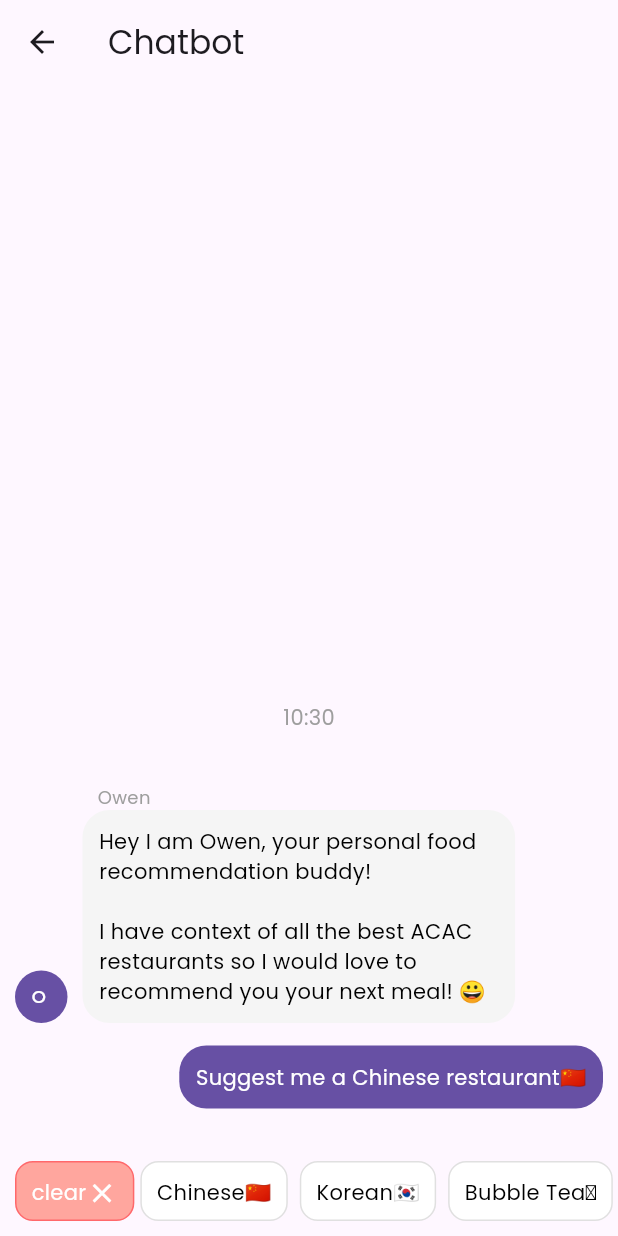
After one commit to rodnnnney/ACAC, a Flutter app: the Chat screen opened by its route, after a tap on "Chinese🇨🇳", on a phone screen of 412 x 824 dp. The commit adds this screen. Run offline on Flutter 3.47's test engine with Material 3 defaults, Android fonts, the phone set to English and light mode, and no system bars; drawn by our look-alikes of dash_chat_2; our stand-ins replace animated_text_kit, cached_network_image, delightful_toast, flutter_dotenv, flutter_gemini, flutter_riverpod and 8 more; missing offline and left inert: amplify_api, amplify_auth_cognito, amplify_authenticator, amplify_core, amplify_flutter, amplify_storage_s3 and 3 more; accounts and stored records are empty; generated files the repository leaves out were written again.

Commit message:
chat bot v1

```diff
--- /dev/null
+++ b/lib/common/consts/prompt.dart
@@ -0,0 +1,140 @@
+String jsonText = '''
+
+Hey Gemini! Pretend you were a food critic, from the following list of restaurants, recommend me a restaurant:
+Do not mention aws_card_match, that is not relevant data for user, do not
+forget to mention the link as well
+[
+    {
+        "restaurant_name": "Pho lady",
+        "address_of_restaurant": "280 Elgin St,",
+        "rating": "4.6",
+        "review_num": "66",
+        "cusine_type": ["Vietnamese", "Pho", "Noodle"],
+        "average_cost_per_person": "~\$20 CAD",
+        "discount" : "10%",
+        "aws_card_match": "Pho_Lady"
+    },
+    {
+        "restaurant_name": "Dakogi Elgin",
+        "address_of_restaurant": "280 Elgin St",
+        "rating": "3.9",
+        "review_num": "720",
+        "cusine_type": ["Korean", "Fried Chicken"],
+        "average_cost_per_person": "~\$20 CAD",
+        "discount" : "10%",
+        "aws_card_match": "Dakogi_Elgin"
+    },
+    {
+        "restaurant_name": "La Noodle",
+        "address_of_restaurant": "1383 Clyde Ave",
+        "rating": "3.2",
+        "review_num": "132",
+        "cusine_type": ["Chinese", "Noodle"],
+        "average_cost_per_person": "~\$20 CAD",
+        "discount" : "10%",
+        "aws_card_match": "La_Noodle"
+    },
+    {
+        "restaurant_name": "Chatime",
+        "address_of_restaurant": "695 Somerset St",
+        "rating": "4.4",
+        "review_num": "123",
+        "cusine_type": ["Bubble Tea", "Desert"],
+        "average_cost_per_person": "~\$10 CAD",
+        "discount" : "10%",
+        "aws_card_match": "Chatime"
+    },
+    {
+        "restaurant_name": "Dakogi Marketplace",
+        "address_of_restaurant": "80 Marketplace Ave",
+        "rating": "4.1",
+        "review_num": "104",
+        "cusine_type": ["Korean", "Fried Chicken"],
+        "average_cost_per_person": "~\$20 CAD",
+        "discount" : "10%",
+        "aws_card_match": "Dakogi_Marketplace"
+    },
+    {
+        "restaurant_name": "Friends&KTV",
+        "address_of_restaurant": "1430 Prince of Wales",
+        "rating": "3.7",
+        "review_num": "73",
+        "cusine_type": ["Chinese"],
+        "average_cost_per_person": "~\$20 CAD",
+        "discount" : "10%",
+        "aws_card_match": "Friends&KTV"
+    },
+    {
+        "restaurant_name": "Pomelo Hat",
+        "address_of_restaurant": "1196 Bank St",
+        "rating": "4.7",
+        "review_num": "197",
+        "cusine_type": ["Bubble Tea"],
+        "average_cost_per_person": "~\$10 CAD",
+        "discount" : "10%",
+        "aws_card_match": "Pomelo_Hat"
+    },
+    {
+        "restaurant_name": "Fuwa Fuwa",
+        "address_of_restaurant": "1200 St. Laurent Blvd",
+        "rating": "3.9",
+        "review_num": "83",
+        "cusine_type": ["Desert", "Pancakes"],
+        "average_cost_per_person": "~\$20 CAD",
+        "discount" : "10%",
+        "aws_card_match": "Fuwa_Fuwa"
+    },
+    {
+        "restaurant_name": "Shuyi Tealicious",
+        "address_of_restaurant": "1400 Clyde Ave",
+        "rating": "4.3",
+        "review_num": "61",
+        "cusine_type": ["Bubble Tea", "Drinks"],
+        "average_cost_per_person": "~\$10 CAD",
+        "discount" : "10%",
+        "aws_card_match": "Shuyi_Tealicious"
+    },
+    {
+        "restaurant_name": "Gongfu Bao",
+        "address_of_restaurant": "365 Bank St",
+        "rating": "4.6",
+        "review_num": "968",
+        "cusine_type": ["Chinese", "Bao"],
+        "average_cost_per_person": "~\$25 CAD",
+        "discount" : "10%",
+        "aws_card_match": "Gongfu_Bao"
+    },
+    {
+        "restaurant_name": "Hot Star Chicken",
+        "address_of_restaurant": "412 Dalhousie St",
+        "rating": "4.1",
+        "review_num": "109",
+        "cusine_type": ["Korean", "Fried Chicken"],
+        "average_cost_per_person": "~\$15 CAD",
+        "discount" : "10%",
+        "aws_card_match": "Hot_Star_Chicken"
+    },
+    {
+        "restaurant_name": "Kinton Ramen",
+        "address_of_restaurant": "216 Elgin St #2",
+        "rating": "4.8",
+        "review_num": "1569",
+        "cusine_type": ["Japanese", "Noodle"],
+        "average_cost_per_person": "~\$25 CAD",
+        "discount" : "10%",
+        "aws_card_match": "kinton_ramen"
+    },
+]
+Structure the response like this:
+
+Based on your request, I suggest:
+
+Restaurant: restaurant_name 🏠
+Address: address_of_restaurant 📍
+Rating: restaurant_rating ⭐️
+Number of Reviews: review_num 🗣️
+Average Cost/person: average_cost _per_person 💸
+ACAC Discount: discount 🏷️
+
+Always say, is there anything else I can help with at the very end.
+''';
--- a/lib/common/routing/routes.dart
+++ b/lib/common/routing/routes.dart
@@ -1,3 +1,4 @@
+import 'package:ACAC/features/chat/chat.dart';
 import 'package:ACAC/features/home/helper_widgets/food_sort/sort_by_rating.dart';
 import 'package:ACAC/features/home/history.dart';
 import 'package:ACAC/features/home/home.dart';
@@ -14,6 +15,7 @@ final appRoutes = <String, WidgetBuilder>{
   QrCodeGen.id: (context) => const QrCodeGen(),
   QRViewExample.id: (context) => QRViewExample(),
   History.id: (context) => History(),
+  Chat.id: (context) => const Chat(),
   SortedByRating.id: (context) {
     final args = ModalRoute.of(context)!.settings.arguments as String;
     return SortedByRating(type: args);
--- /dev/null
+++ b/lib/features/chat/chat.dart
@@ -0,0 +1,292 @@
+import 'package:ACAC/common/consts/prompt.dart';
+import 'package:amplify_flutter/amplify_flutter.dart';
+import 'package:dash_chat_2/dash_chat_2.dart';
+import 'package:flutter/material.dart';
+import 'package:flutter/services.dart';
+import 'package:flutter_gemini/flutter_gemini.dart';
+
+class Chat extends StatefulWidget {
+  static String id = 'chat.id';
+
+  const Chat({super.key});
+
+  @override
+  State<Chat> createState() => _ChatState();
+}
+
+final gemini = Gemini.instance;
+ChatUser currentUser = ChatUser(id: "0", firstName: "Rodney");
+ChatUser geminiUser = ChatUser(id: "1", firstName: "Owen");
+bool userTurn = true;
+String initText = '''
+Hey I am Owen, your personal food recommendation buddy! \n
+I have context of all the best ACAC restaurants so I would love to
+recommend you your next meal! 😀''';
+
+ChatMessage geminiInitialMessage =
+    ChatMessage(user: geminiUser, createdAt: DateTime.now(), text: initText);
+
+List<ChatMessage> messages = [];
+
+class _ChatState extends State<Chat> {
+  late List<Widget> optionList;
+  bool _userTurn = true;
+
+  @override
+  void initState() {
+    super.initState();
+    initialMessage();
+    _buildOptionList();
+  }
+
+  void _buildOptionList() {
+    optionList = [
+      ClearBox(
+        clear: clearChat,
+        userTurn: _userTurn,
+      ),
+      PromptOption(
+        sendMessage: sendMessage,
+        prompt: 'Suggest me a Chinese restaurant🇨🇳',
+        buttonDisplayText: 'Chinese🇨🇳',
+        userTurn: _userTurn,
+      ),
+      PromptOption(
+        sendMessage: sendMessage,
+        prompt: 'Suggest me a Korean restaurant🇰🇷',
+        buttonDisplayText: 'Korean🇰🇷',
+        userTurn: _userTurn,
+      ),
+      PromptOption(
+        sendMessage: sendMessage,
+        prompt: 'Suggest me a bubble tea shop🧋',
+        buttonDisplayText: 'Bubble Tea🧋',
+        userTurn: _userTurn,
+      ),
+      PromptOption(
+        sendMessage: sendMessage,
+        prompt: 'Suggest me a desert spot🍦',
+        buttonDisplayText: 'Desert🍦',
+        userTurn: _userTurn,
+      ),
+    ];
+  }
+
+  void initialMessage() {
+    if (messages.isEmpty) {
+      setState(() {
+        messages = [geminiInitialMessage, ...messages];
+      });
+    }
+  }
+
+  void clearChat() {
+    setState(() {
+      messages = [];
+      messages = [geminiInitialMessage, ...messages];
+      userTurn = true;
+    });
+  }
+
+  void setUserTurnFalse() {
+    setState(() {
+      userTurn = false;
+    });
+  }
+
+  void sendMessage(ChatMessage chatInputMessage) {
+    setState(() {
+      messages = [chatInputMessage, ...messages];
+      _userTurn = false;
+      _buildOptionList(); // Rebuild option list
+    });
+    try {
+      String question = chatInputMessage.text;
+      gemini.streamGenerateContent(question + jsonText).listen(
+        (event) {
+          ChatMessage? lastMessage = messages.firstOrNull;
+          if (lastMessage != null && lastMessage.user == geminiUser) {
+            lastMessage = messages.removeAt(0);
+            String geminiResponseFormat = event.content?.parts?.fold(
+                    "", (previous, current) => "$previous${current.text}") ??
+                '';
+            lastMessage.text += geminiResponseFormat;
+            setState(() {
+              messages = [lastMessage!, ...messages];
+            });
+          } else {
+            String geminiResponseFormat = event.content?.parts?.fold(
+                    "", (previous, current) => "$previous${current.text}") ??
+                '';
+            ChatMessage geminiResponseMessage = ChatMessage(
+                user: geminiUser,
+                createdAt: DateTime.now(),
+                text: geminiResponseFormat);
+            setState(() {
+              messages = [geminiResponseMessage, ...messages];
+            });
+          }
+        },
+        onError: (error) {
+          safePrint('Error: $error');
+          setState(() {
+            _userTurn = true;
+            _buildOptionList(); // Rebuild option list
+          });
+        },
+        onDone: () {
+          setState(() {
+            _userTurn = true;
+            _buildOptionList(); // Rebuild option list
+          });
+        },
+      );
+    } catch (e) {
+      safePrint(e);
+      setState(() {
+        _userTurn = true;
+        _buildOptionList(); // Rebuild option list
+      });
+    }
+  }
+
+  @override
+  Widget build(BuildContext context) {
+    Widget chatUi() {
+      return DashChat(
+        currentUser: currentUser,
+        onSend: sendMessage,
+        messages: messages,
+        readOnly: true,
+      );
+    }
+
+    return SafeArea(
+      child: Scaffold(
+        appBar: AppBar(
+          title: const Text('Chatbot'),
+        ),
+        body: Stack(
+          children: [
+            Padding(
+              padding: const EdgeInsets.only(bottom: 80),
+              child: chatUi(),
+            ),
+            Positioned(
+              bottom: 10,
+              left: 0,
+              right: 0,
+              child: LayoutBuilder(
+                builder: (context, constraints) {
+                  return SizedBox(
+                    height: 40,
+                    width: constraints.maxWidth,
+                    child: ListView.builder(
+                      itemBuilder: (BuildContext context, int index) {
+                        return optionList[index];
+                      },
+                      itemCount: optionList.length,
+                      scrollDirection: Axis.horizontal,
+                      padding: const EdgeInsets.symmetric(horizontal: 10),
+                    ),
+                  );
+                },
+              ),
+            )
+          ],
+        ),
+      ),
+    );
+  }
+}
+
+class ClearBox extends StatelessWidget {
+  final Function clear;
+  final bool userTurn;
+
+  const ClearBox({super.key, required this.clear, required this.userTurn});
+
+  @override
+  Widget build(BuildContext context) {
+    return GestureDetector(
+      onTap: () {
+        HapticFeedback.heavyImpact();
+        userTurn ? clear() : () {};
+      },
+      child: Opacity(
+        opacity: userTurn ? 1 : 0.5,
+        child: Container(
+          padding: const EdgeInsets.all(10),
+          decoration: BoxDecoration(
+              color: const Color(0xffffa69e),
+              borderRadius: const BorderRadius.all(
+                Radius.circular(12),
+              ),
+              border: Border.all(color: const Color(0xffff686b), width: 1)),
+          child: const Row(
+            mainAxisSize: MainAxisSize.min,
+            crossAxisAlignment: CrossAxisAlignment.center,
+            children: [
+              Text(
+                'clear',
+                style: TextStyle(color: Colors.white),
+              ),
+              Icon(
+                Icons.close,
+                color: Colors.white,
+                size: 21,
+              )
+            ],
+          ),
+        ),
+      ),
+    );
+  }
+}
+
+class PromptOption extends StatelessWidget {
+  final Function(ChatMessage) sendMessage;
+  final String buttonDisplayText;
+  final String prompt;
+  final bool userTurn;
+
+  const PromptOption({
+    super.key,
+    required this.sendMessage,
+    required this.prompt,
+    required this.buttonDisplayText,
+    required this.userTurn,
+  });
+
+  @override
+  Widget build(BuildContext context) {
+    return Padding(
+      padding: const EdgeInsets.symmetric(horizontal: 4.0),
+      child: GestureDetector(
+        onTap: () {
+          HapticFeedback.heavyImpact();
+          userTurn
+              ? sendMessage(ChatMessage(
+                  user: currentUser, createdAt: DateTime.now(), text: prompt))
+              : () {};
+        },
+        child: Opacity(
+          opacity: userTurn ? 1 : 0.5,
+          child: Container(
+            padding: const EdgeInsets.all(10),
+            decoration: BoxDecoration(
+              color: Colors.white,
+              borderRadius: const BorderRadius.all(Radius.circular(12)),
+              border: Border.all(color: Colors.grey.shade300),
+            ),
+            child: Center(
+                child: Text(
+              buttonDisplayText,
+              style: const TextStyle(color: Colors.black),
+            )),
+          ),
+        ),
+      ),
+    );
+  }
+}
--- a/lib/main.dart
+++ b/lib/main.dart
@@ -12,6 +12,7 @@ import 'package:amplify_flutter/amplify_flutter.dart';
 import 'package:amplify_storage_s3/amplify_storage_s3.dart';
 import 'package:flutter/material.dart';
 import 'package:flutter_dotenv/flutter_dotenv.dart';
+import 'package:flutter_gemini/flutter_gemini.dart';
 import 'package:hooks_riverpod/hooks_riverpod.dart';
 import 'package:provider/provider.dart' as provider;
 import 'package:provider/provider.dart';
@@ -25,6 +26,7 @@ import 'models/ModelProvider.dart';
 
 void main() async {
   await dotenv.load(fileName: ".env");
+  Gemini.init(apiKey: 'AIzaSyB36-cbvdFrMmEZOxF-eEFwYO2ExUtzS04');
   WidgetsFlutterBinding.ensureInitialized();
   try {
     await _configureAmplify();
--- a/pubspec.yaml
+++ b/pubspec.yaml
@@ -47,6 +47,8 @@ dependencies:
   screen_protector: ^1.4.2
   internet_connection_checker_plus: ^2.5.0
   flutter_dotenv: ^5.1.0
+  flutter_gemini: ^2.0.4
+  dash_chat_2: ^0.0.21
 
 
 dev_dependencies:
```
Also changed, not shown: lib/features/home/helper_widgets/card/additional_data_dbb.dart (+61 -5 lines), lib/features/home/home.dart (+69 -68 lines), pubspec.lock, 2 other files.
